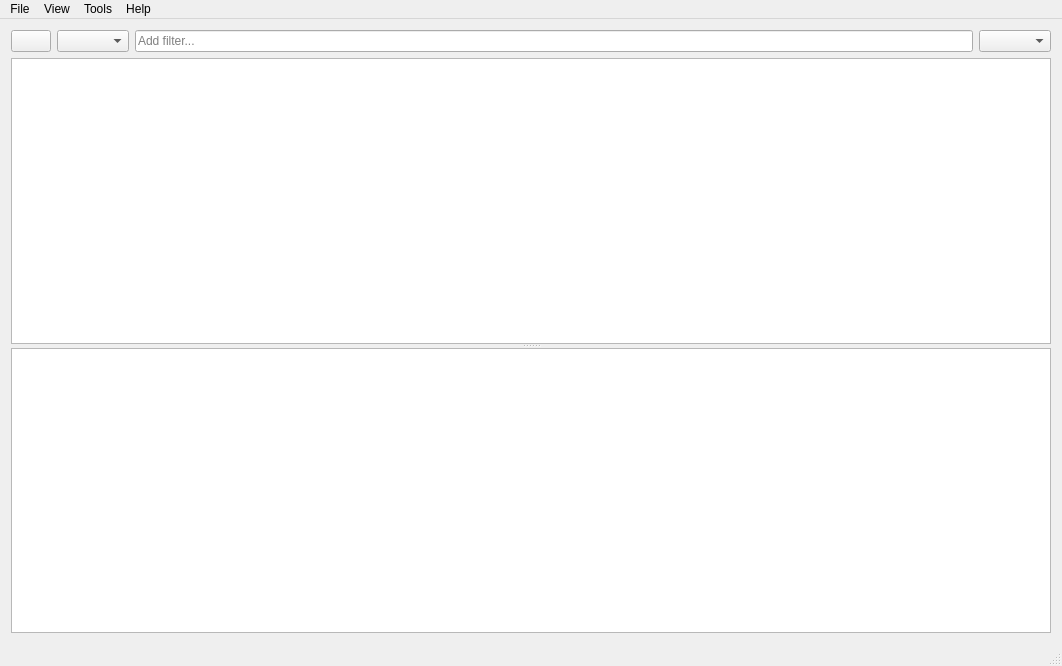
The window that kawaii-fi/src/ui/mainwindow.ui (zatchl/kawaii-fi) describes before a commit, drawn with Qt 5.
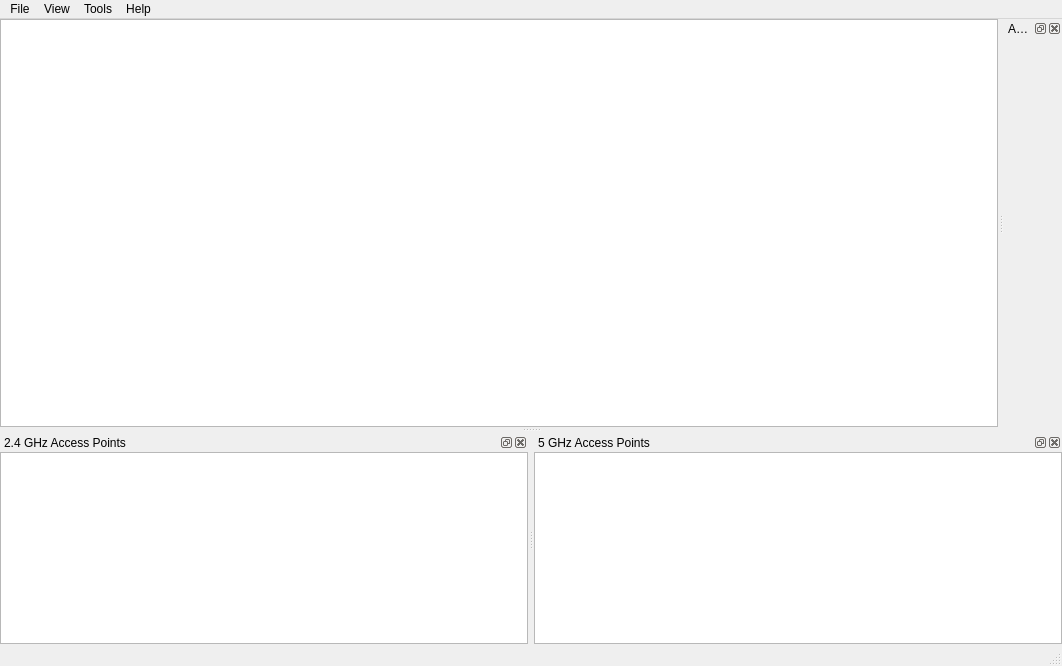
The same window after the commit. Custom widgets are drawn as their Qt base class.

Commit message:
Replace splitter with dock widgets
Instead of using a QSplitter to separate the access point table from the
access point charts, give each chart their own QDockWidget.

What changed in the file:
```diff
--- a/kawaii-fi/src/ui/mainwindow.ui
+++ b/kawaii-fi/src/ui/mainwindow.ui
@@ -13,75 +13,40 @@
   <property name="windowTitle">
    <string>MainWindow</string>
   </property>
+  <property name="documentMode">
+   <bool>false</bool>
+  </property>
   <widget class="QWidget" name="centralWidget">
-   <layout class="QVBoxLayout" name="verticalLayout">
+   <layout class="QHBoxLayout" name="horizontalLayout">
+    <property name="leftMargin">
+     <number>0</number>
+    </property>
+    <property name="topMargin">
+     <number>0</number>
+    </property>
+    <property name="rightMargin">
+     <number>0</number>
+    </property>
+    <property name="bottomMargin">
+     <number>0</number>
+    </property>
     <item>
-     <layout class="QHBoxLayout" name="horizontalLayout">
-      <item>
-       <widget class="QPushButton" name="scanButton">
-        <property name="text">
-         <string/>
-        </property>
-       </widget>
-      </item>
-      <item>
-       <widget class="QComboBox" name="scanIntervalComboBox"/>
-      </item>
-      <item>
-       <widget class="QLineEdit" name="filterLineEdit">
-        <property name="placeholderText">
-         <string>Add filter...</string>
-        </property>
-       </widget>
-      </item>
-      <item>
-       <widget class="QComboBox" name="interfaceComboBox">
-        <property name="frame">
-         <bool>true</bool>
-        </property>
-       </widget>
-      </item>
-     </layout>
-    </item>
-    <item>
-     <widget class="QSplitter" name="splitter">
+     <widget class="QTableView" name="apTableView">
       <property name="sizePolicy">
-       <sizepolicy hsizetype="Preferred" vsizetype="Expanding">
+       <sizepolicy hsizetype="Expanding" vsizetype="Expanding">
         <horstretch>0</horstretch>
-        <verstretch>0</verstretch>
+        <verstretch>1</verstretch>
        </sizepolicy>
       </property>
-      <property name="orientation">
-       <enum>Qt::Vertical</enum>
-      </property>
-      <property name="opaqueResize">
+      <property name="sortingEnabled">
        <bool>true</bool>
       </property>
-      <widget class="QTableView" name="apTableView">
-       <property name="sizePolicy">
-        <sizepolicy hsizetype="Expanding" vsizetype="Expanding">
-         <horstretch>0</horstretch>
-         <verstretch>1</verstretch>
-        </sizepolicy>
-       </property>
-       <property name="sortingEnabled">
-        <bool>true</bool>
-       </property>
-       <attribute name="verticalHeaderVisible">
-        <bool>false</bool>
-       </attribute>
-      </widget>
-      <widget class="QChartView" name="apSpectrumChartView">
-       <property name="sizePolicy">
-        <sizepolicy hsizetype="Expanding" vsizetype="Expanding">
-         <horstretch>0</horstretch>
-         <verstretch>1</verstretch>
-        </sizepolicy>
-       </property>
-       <property name="frameShape">
-        <enum>QFrame::StyledPanel</enum>
-       </property>
-      </widget>
+      <attribute name="horizontalHeaderStretchLastSection">
+       <bool>true</bool>
+      </attribute>
+      <attribute name="verticalHeaderVisible">
+       <bool>false</bool>
+      </attribute>
      </widget>
     </item>
    </layout>
@@ -121,6 +86,75 @@
    <addaction name="menuHelp"/>
   </widget>
   <widget class="QStatusBar" name="statusBar"/>
+  <widget class="QDockWidget" name="two_four_ghz_chart_dock">
+   <property name="allowedAreas">
+    <set>Qt::BottomDockWidgetArea|Qt::TopDockWidgetArea</set>
+   </property>
+   <property name="windowTitle">
+    <string>2.4 GHz Access Points</string>
+   </property>
+   <attribute name="dockWidgetArea">
+    <number>8</number>
+   </attribute>
+   <widget class="QWidget" name="two_four_ghz_chart_dock_contents">
+    <layout class="QVBoxLayout" name="verticalLayout">
+     <property name="leftMargin">
+      <number>0</number>
+     </property>
+     <property name="topMargin">
+      <number>0</number>
+     </property>
+     <property name="rightMargin">
+      <number>0</number>
+     </property>
+     <property name="bottomMargin">
+      <number>0</number>
+     </property>
+     <item>
+      <widget class="QChartView" name="two_four_ghz_chart_view"/>
+     </item>
+    </layout>
+   </widget>
+  </widget>
+  <widget class="QDockWidget" name="five_ghz_chart_dock">
+   <property name="allowedAreas">
+    <set>Qt::BottomDockWidgetArea|Qt::TopDockWidgetArea</set>
+   </property>
+   <property name="windowTitle">
+    <string>5 GHz Access Points</string>
+   </property>
+   <attribute name="dockWidgetArea">
+    <number>8</number>
+   </attribute>
+   <widget class="QWidget" name="five_ghz_chart_dock_contents">
+    <layout class="QVBoxLayout" name="verticalLayout_2">
+     <property name="leftMargin">
+      <number>0</number>
+     </property>
+     <property name="topMargin">
+      <number>0</number>
+     </property>
+     <property name="rightMargin">
+      <number>0</number>
+     </property>
+     <property name="bottomMargin">
+      <number>0</number>
+     </property>
+     <item>
+      <widget class="QChartView" name="five_ghz_chart_view"/>
+     </item>
+    </layout>
+   </widget>
+  </widget>
+  <widget class="QDockWidget" name="ap_details_dock">
+   <property name="windowTitle">
+    <string>Access Point Details</string>
+   </property>
+   <attribute name="dockWidgetArea">
+    <number>2</number>
+   </attribute>
+   <widget class="QWidget" name="dockWidgetContents_3"/>
+  </widget>
  </widget>
  <layoutdefault spacing="6" margin="11"/>
  <customwidgets>
```
